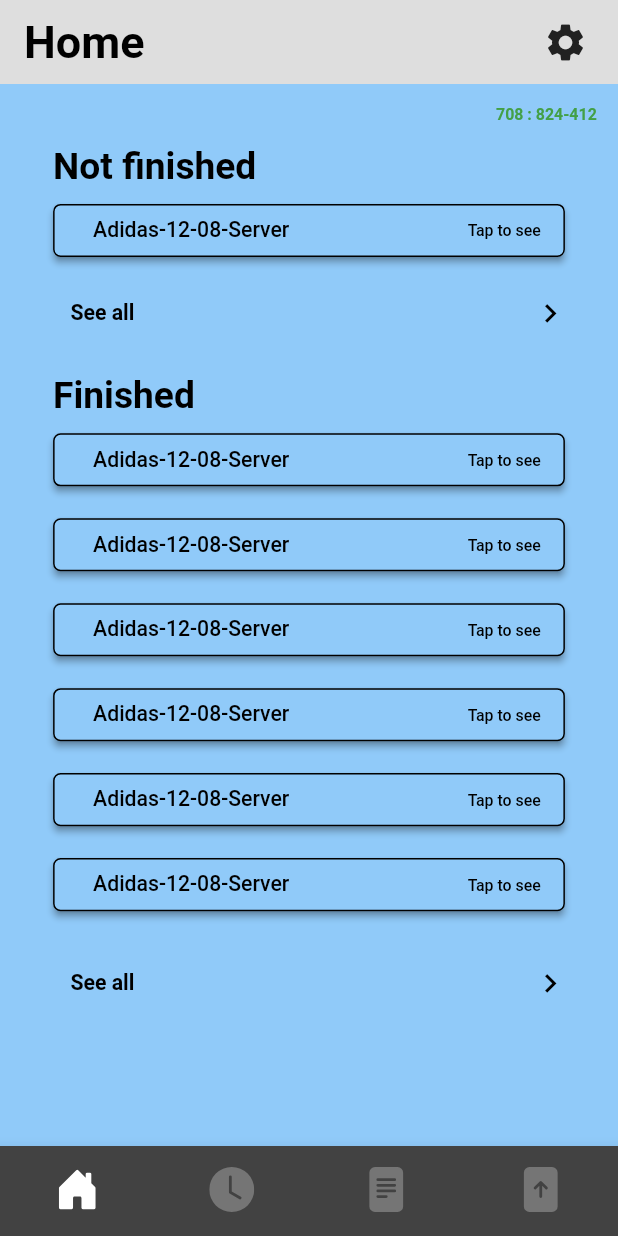
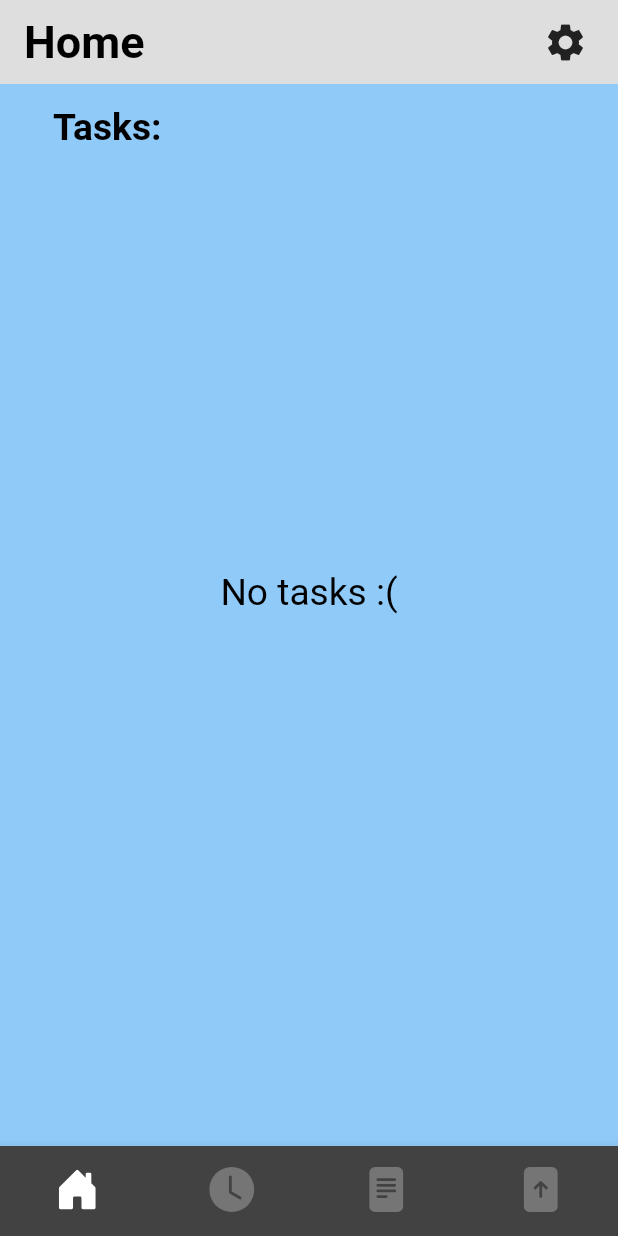
Before and after one commit to lenny1400/diplomarbeit, a Flutter app: the screen it shows once a user with an empty profile is signed in, on a phone screen of 412 x 824 dp. Run offline on Flutter 3.47's test engine with Material 2 defaults, Android fonts, the phone set to English and light mode, and no system bars; our stand-ins replace bootstrap_icons, camera, csv, file_picker, firebase_auth, firebase_core and 8 more; missing offline and left inert: dart:ffi; accounts and stored records are empty.

Commit message:
prototype of displayign tasks on homescreen,fixed time in tasks

```diff
--- a/lib/responsive_screens/home/home_widgets/responsive_mobile.dart
+++ b/lib/responsive_screens/home/home_widgets/responsive_mobile.dart
@@ -1,7 +1,13 @@
+import 'dart:io';
+
+import 'package:firebase_auth/firebase_auth.dart';
 import 'package:flutter/cupertino.dart';
 import 'package:flutter/material.dart';
+import 'package:path_provider/path_provider.dart';
+import 'package:simple_nav_bar/main_screens/home_screen.dart';
 import 'package:simple_nav_bar/responsive_screens/home/all_tasks.dart';
 import 'package:get/get.dart';
+import 'package:simple_nav_bar/responsive_screens/home/detailed_task.dart';
 
 class MobileHome extends StatefulWidget {
   const MobileHome({
@@ -28,6 +34,40 @@
 }
 
 class _MobileHomeState extends State<MobileHome> {
+
+  //List<String> list = [];
+  int length = 0;
+
+  Future<List<String>> getLocalTasks() async {
+
+    List<String> list = [];
+
+    String user = FirebaseAuth.instance.currentUser!.uid;
+
+    Directory? directory = await getApplicationDocumentsDirectory();
+    String path = directory.path;
+
+    directory = await Directory('$path/User/$user/tasks/extern/');
+
+    List<FileSystemEntity> tasks = directory.listSync();
+
+    for(int i = 0; i<tasks.length;i++){
+      list.add(tasks[i].toString().split("/").last.split("'")[0]);
+    }
+
+    length = list.length;
+
+    list = list.reversed.toList();
+
+    return list;
+  }
+
+  @override
+  void initState() {
+    super.initState();
+    getLocalTasks();
+  }
+
   @override
   Widget build(BuildContext context) {
     //themeData
@@ -38,14 +78,18 @@
     final mdHeight = MediaQuery.of(context).size.height;
     final mdWidth = MediaQuery.of(context).size.width;
     //item count of finished contract;
-    final _itemCount = widget.itemCount;
+
+    final _itemCount  = widget.itemCount;
+
+    //final _itemCount = widget.itemCount;
     //constants
     final _cons1 = widget.cons1;
     final _cons2 = widget.cons2;
     final _cons3 = widget.cons3;
     final _cons4 = widget.cons4;
     final _cons5 = widget.cons5;
-    final _boxHeight = ((2*_cons1) +_cons4)*_itemCount;
+    final _boxHeight = (((2*_cons1) +_cons4)*_itemCount);
+
 
     return Center(
       child: FittedBox(
@@ -59,25 +103,11 @@
             crossAxisAlignment: CrossAxisAlignment.start,
             children: <Widget>[
               Padding(
-                padding: EdgeInsets.only(right: _cons2,top: _cons2),
-                child: Align(
-                  alignment: Alignment.centerRight,
-                  child: Text(
-                    (constraintX.toString()).split(".")[0] + " : " + (mdHeight.toString()).split(".")[0] + "-"+ (mdWidth.toString()).split(".")[0],
-                    style: TextStyle(
-                        color: Colors.green.shade600,
-                        fontWeight: FontWeight.bold,
-                        fontSize: _cons1
-                    ),
-                  ),
-                ),
-              ),
-              Padding(
-                padding: EdgeInsets.only(top: _cons2,left: _cons4),
+                padding: EdgeInsets.only(left: _cons4,top: _cons2),
                 child: Align(
                   alignment: Alignment.centerLeft,
                   child: Text(
-                    'ho_title1'.tr,
+                    "Tasks:",
                     style: TextStyle(
                         color: theme.dividerColor,
                         fontSize: _cons3,
@@ -86,8 +116,48 @@
                   ),
                 ),
               ),
-              Padding(
-                padding: EdgeInsets.only(left: _cons4, right: _cons4,top: _cons1,),
+              SizedBox(
+                width: mdWidth,
+                height: (MediaQuery.of(context).size.height/2) * 1.4,
+                child: FutureBuilder(
+                  future: getLocalTasks(),
+                  builder: (BuildContext context, AsyncSnapshot<List<String>> snapshot) {
+                  if(snapshot.connectionState == ConnectionState.none || snapshot.data == null || snapshot.data!.isEmpty) {
+                    return Container(
+                      child: Padding(
+                        padding: EdgeInsets.only(top: _cons2),
+                        child: Align(
+                          alignment: Alignment.center,
+                          child: Text(
+                            "No tasks :(",
+                            style: TextStyle(
+                                color: Colors.black,
+                                fontSize: _cons3,
+                            ),
+                          ),
+                        ),
+                      ),
+                    );
+                  }
+                  else if(snapshot.connectionState == ConnectionState.waiting || snapshot.data == null || snapshot.data!.isEmpty){
+                    return Container(
+                        child: SizedBox(
+                            child: CircularProgressIndicator(
+                              color: theme.canvasColor,
+                            ),
+                          ),
+                    );
+                  }
+                  else{
+                      return ListView.builder(
+                        primary: false,
+                        shrinkWrap: true,
+                        reverse: false,
+                        physics: const ClampingScrollPhysics(),
+                        itemCount: snapshot.data!.length,
+                        itemBuilder: (context, index) {
+                          return Padding(
+                            padding: EdgeInsets.only(left: _cons4, right: _cons4,top: _cons1,bottom: _cons1),
                             child: SizedBox(
                               height: _cons4,
                               width: mdWidth,
@@ -105,7 +175,9 @@
                                           borderRadius: BorderRadius.circular(5)
                                       )
                                   ),
-                      onPressed: (){},
+                                  onPressed: (){
+                                    Navigator.push(context, MaterialPageRoute(builder: (_) => detailedTask(taskName: snapshot.data![index])));
+                                  },
                                   child: Row(
                                     mainAxisAlignment: MainAxisAlignment.spaceBetween,
                                     children: <Widget>[
@@ -115,7 +187,7 @@
                                           child: Align(
                                             alignment: Alignment.centerLeft,
                                             child: Text(
-                                  "Adidas-12-08-Server",
+                                              snapshot.data![index],
                                               style: TextStyle(
                                                 color: theme.dividerColor,
                                                 fontSize: _cons2,
@@ -143,8 +215,14 @@
                                 ),
                               ),
                             ),
+                          );
+                        },
+                      );
+                    }
+                  },
+                )
               ),
-              Padding(
+              /*Padding(
                 padding: EdgeInsets.only(left: _cons3, right: _cons3,top: _cons1),
                 child: SizedBox(
                   width: mdWidth,
@@ -190,136 +268,7 @@
                       )
                   ),
                 ),
-              ),
-              Padding(
-                padding: EdgeInsets.only(left: _cons4,top: _cons2),
-                child: Align(
-                  alignment: Alignment.centerLeft,
-                  child: Text(
-                    'ho_title2'.tr,
-                    style: TextStyle(
-                        color: theme.dividerColor,
-                        fontSize: _cons3,
-                        fontWeight: FontWeight.bold
-                    ),
-                  ),
-                ),
-              ),
-              SizedBox(
-                width: mdWidth,
-                height: _boxHeight.toDouble(),
-                child: ListView.builder(
-                  physics: const ClampingScrollPhysics(),
-                  itemCount: _itemCount,
-                  itemBuilder: (context, index) {
-                    return Padding(
-                      padding: EdgeInsets.only(left: _cons4, right: _cons4,top: _cons1,bottom: _cons1),
-                      child: SizedBox(
-                        height: _cons4,
-                        width: mdWidth,
-                        child: Align(
-                          alignment: Alignment.center,
-                          child: ElevatedButton(
-                            style: ElevatedButton.styleFrom(
-                                onPrimary: theme.canvasColor,
-                                primary: theme.backgroundColor,
-                                side: BorderSide(
-                                  width: 1,
-                                  color: theme.dividerColor,
-                                ),
-                                shape: RoundedRectangleBorder(
-                                    borderRadius: BorderRadius.circular(5)
-                                )
-                            ),
-                            onPressed: (){},
-                            child: Row(
-                              mainAxisAlignment: MainAxisAlignment.spaceBetween,
-                              children: <Widget>[
-                                Expanded(
-                                  child: Padding(
-                                    padding: EdgeInsets.only(left: _cons1),
-                                    child: Align(
-                                      alignment: Alignment.centerLeft,
-                                      child: Text(
-                                        "Adidas-12-08-Server",
-                                        style: TextStyle(
-                                          color: theme.dividerColor,
-                                          fontSize: _cons2,
-                                        ),
-                                      ),
-                                    ),
-                                  ),
-                                  flex: 3,
-                                ),
-                                Flexible(
-                                  child: Align(
-                                    alignment: Alignment.centerRight,
-                                    child: Text(
-                                      "ho_buttonText1".tr,
-                                      style: TextStyle(
-                                          color: theme.dividerColor,
-                                          fontSize: _cons1
-                                      ),
-                                    ),
-                                  ),
-                                  flex: 1,
-                                )
-                              ],
-                            ),
-                          ),
-                        ),
-                      ),
-                    );
-                  },
-                ),
-              ),
-              Padding(
-                padding: EdgeInsets.only(left: _cons3, right: _cons3,top: _cons1),
-                child: SizedBox(
-                  width: mdWidth,
-                  height: _cons5,
-                  child: TextButton(
-                      style: TextButton.styleFrom(
-                        primary: theme.backgroundColor,
-                      ),
-                      onPressed: (){
-                        Navigator.pushNamed(context, '/alltasks');
-                      },
-                      child: Row(
-                        mainAxisAlignment: MainAxisAlignment.spaceBetween,
-                        crossAxisAlignment: CrossAxisAlignment.end,
-                        children: <Widget>[
-                          Flexible(
-                            child: Align(
-                              alignment: Alignment.centerLeft,
-                              child: Padding(
-                                padding: EdgeInsets.only(left: _cons2),
-                                child: Text(
-                                  "ho_subtitle1".tr,
-                                  style: TextStyle(
-                                      fontWeight: FontWeight.bold,
-                                      color: theme.dividerColor,
-                                      fontSize: _cons2
-                                  ),
-                                ),
-                              ),
-                            ),
-                          ),
-                          Align(
-                            alignment: Alignment.centerRight,
-                            child: IconTheme(
-                              data: IconThemeData(
-                                  color: theme.dividerColor,
-                                  size: _cons3
-                              ),
-                              child: const Icon(Icons.keyboard_arrow_right_sharp),
-                            ),
-                          ),
-                        ],
-                      )
-                  ),
-                ),
-              ),
+              ),*/
             ],
           ),
         ),
--- a/lib/responsive_screens/task/signature/signature.dart
+++ b/lib/responsive_screens/task/signature/signature.dart
@@ -126,13 +126,15 @@
 
                       if(task.Anfahrt){
                         content += "Eine Anfahrt von: " + task.km.toString()+ " km"+"\n";;
+                      }else{
+                        content += "Keine Anfahrt" + "\n";
                       }
 
                       content += "Kunde: " + task.customer.company + "\n";
 
                       content += "Kundennummer: " + task.customer.number.toString() + "\n";
 
-                      content += "Zeitaufwand: " + task.time + "\n" + "Arbeit: " + task.text + "\n" + "Materiel: " + task.material + "\n";
+                      content += "Zeitaufwand: " + task.time + "\n" + "Arbeit: " + task.text + "\n" + "Material: " + task.material + "\n";
 
                       final File file =  File('$path/User/$user/tasks/extern/$name/task.txt');
 
```
Also changed, not shown: lib/responsive_screens/home/detailed_task.dart (added, +199 -0 lines), lib/responsive_screens/task/tasks/existing_customer.dart (+3 -6 lines). Lines whose indentation alone changed are shown as unchanged.
